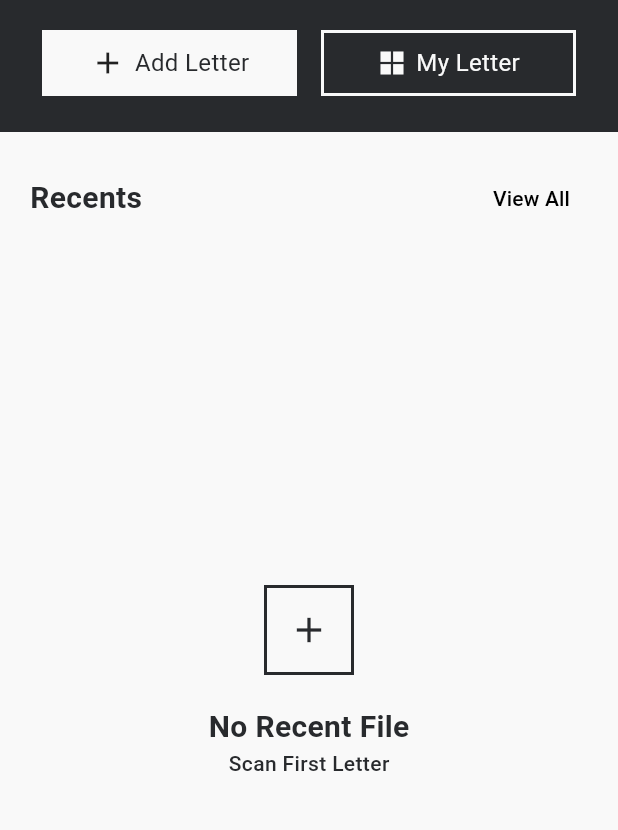
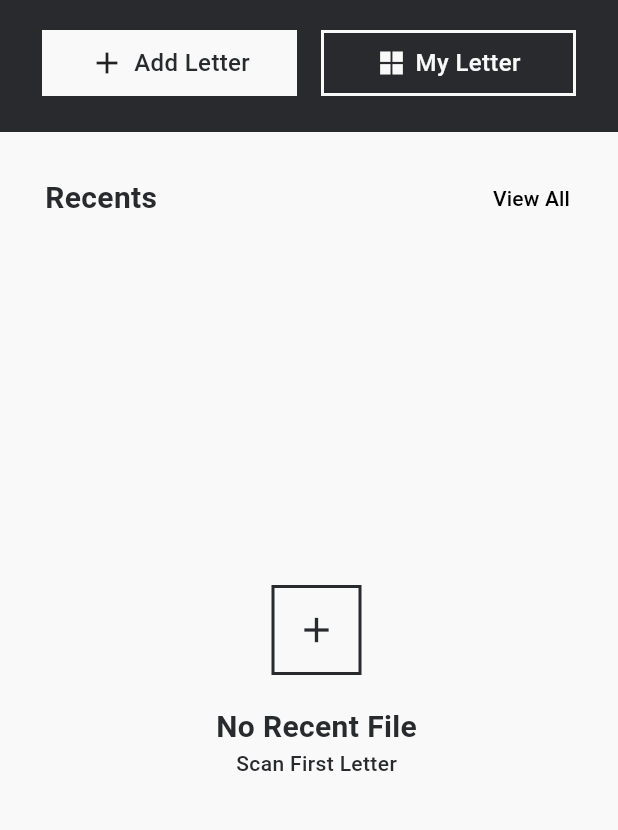
Before and after one commit to raymondtju/letterfly, a Flutter app: the screen it shows after launch, on a phone screen of 412 x 824 dp, the part 84-914 px from its top. Run offline on Flutter 3.47's test engine with Material 3 defaults, Android fonts, the phone set to English and light mode, and no system bars; our stand-ins replace camera, flutter_svg, image_picker, lottie; missing offline and left inert: flutter_signature_pad; Roboto replaces fonts that are missing (SF).

Commit message:
make category/view_my_letter.dart better

```diff
--- a/lib/pages/home.dart
+++ b/lib/pages/home.dart
@@ -144,7 +144,7 @@ class _HomePageState extends State<HomePage>
                   ),
                   Expanded(
                     child: Padding(
-                      padding: const EdgeInsets.all(20),
+                      padding: const EdgeInsets.fromLTRB(30, 20, 20, 20),
                       child: Column(
                         children: [
                           Row(
@@ -503,7 +503,7 @@ class _HomePageState extends State<HomePage>
                       ),
                       Text(
                         "Add Letter",
-                        style: TextStyle(fontSize: 16),
+                        style: subtextLineStyle,
                       ),
                     ],
                   ),
@@ -534,11 +534,9 @@ class _HomePageState extends State<HomePage>
                       const SizedBox(
                         width: 6,
                       ),
-                      Text(
-                        "My Letter",
-                        style: TextStyle(
-                            fontSize: 16, color: global.colorScheme.onPrimary),
-                      ),
+                      Text("My Letter",
+                          style: subtextLineStyle.apply(
+                              color: global.colorScheme.onPrimary)),
                     ],
                   ),
                 ),
```
Also changed, not shown: lib/pages/category/view_my_letter.dart (+26 -13 lines).
